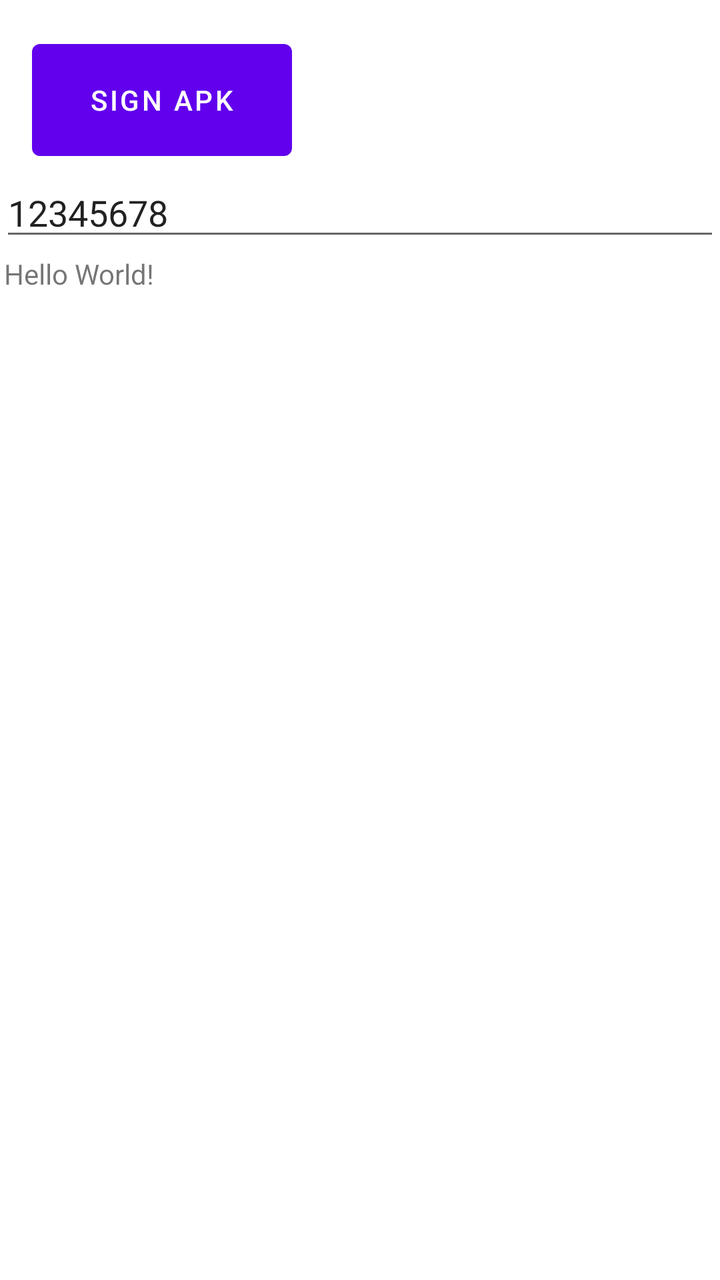
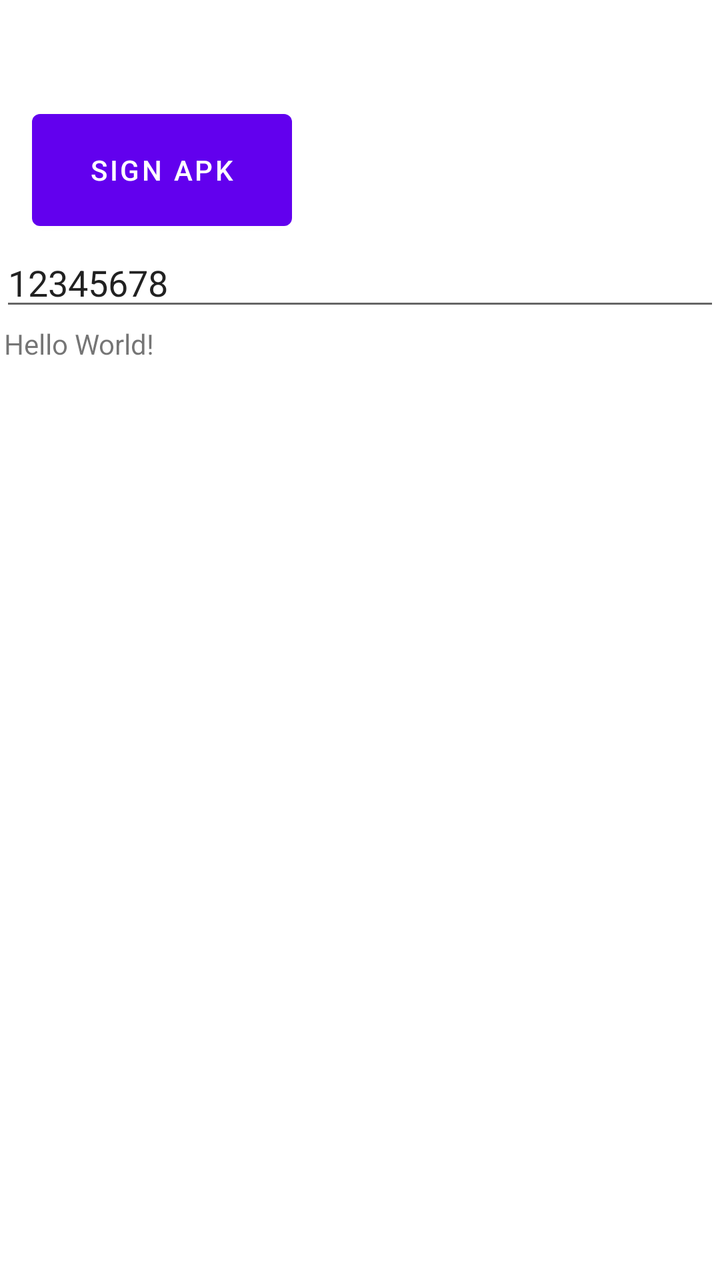

Screens rendered from an Android XML layout before and after an edit, with the pre-edit source and the edit as a unified diff.
<!-- AndroidManifest.xml: application theme Theme.SignYourApk -->
<!-- res/layout/activity_main.xml -->
<?xml version="1.0" encoding="utf-8"?>
<androidx.constraintlayout.widget.ConstraintLayout xmlns:android="http://schemas.android.com/apk/res/android"
    xmlns:app="http://schemas.android.com/apk/res-auto"
    xmlns:tools="http://schemas.android.com/tools"
    android:layout_width="match_parent"
    android:layout_height="match_parent"
    tools:context=".MainActivity">

    <ScrollView
        android:layout_width="match_parent"
        android:layout_height="match_parent"
        tools:layout_editor_absoluteX="8dp"
        tools:layout_editor_absoluteY="24dp">

        <LinearLayout
            android:layout_width="match_parent"
            android:layout_height="wrap_content"
            android:orientation="vertical">

            <Button
                android:id="@+id/button"
                android:layout_width="130dp"
                android:layout_height="68dp"
                android:layout_marginStart="16dp"
                android:layout_marginLeft="16dp"
                android:layout_marginTop="16dp"
                android:layout_marginEnd="16dp"
                android:layout_marginRight="16dp"
                android:text="sign APK"
                app:layout_constraintBottom_toTopOf="@+id/sample_text"
                app:layout_constraintEnd_toEndOf="parent"
                app:layout_constraintStart_toStartOf="parent"
                app:layout_constraintTop_toTopOf="parent" />

            <EditText
                android:id="@+id/passwd"
                android:layout_width="match_parent"
                android:layout_height="wrap_content"
                android:ems="10"
                android:inputType="text"
                android:text="@string/the_password" />

            <TextView
                android:id="@+id/sample_text"
                android:layout_width="match_parent"
                android:layout_height="wrap_content"
                android:layout_margin="2dp"
                android:text="@string/hello_world" />

            <RadioGroup
                android:id="@+id/radio"
                android:layout_width="match_parent"
                android:layout_height="match_parent"
                android:isScrollContainer="true"
                android:scrollbarAlwaysDrawVerticalTrack="true"
                android:scrollbarStyle="insideInset"
                android:scrollbars="vertical"
                android:verticalScrollbarPosition="defaultPosition" />
        </LinearLayout>
    </ScrollView>

</androidx.constraintlayout.widget.ConstraintLayout>
<!-- resources referenced by this layout -->
<resources>
  <string name="hello_world">Hello World!</string>
  <string name="the_password">12345678</string>
  <style name="Theme.SignYourApk" parent="Theme.MaterialComponents.DayNight.DarkActionBar">
          
          <item name="colorPrimary">@color/purple_500</item>
          <item name="colorPrimaryVariant">@color/purple_700</item>
          <item name="colorOnPrimary">@color/white</item>
          
          <item name="colorSecondary">@color/teal_200</item>
          <item name="colorSecondaryVariant">@color/teal_700</item>
          <item name="colorOnSecondary">@color/black</item>
          
          <item name="android:statusBarColor" tools:targetApi="21">?attr/colorPrimaryVariant</item>
          
      </style>
  <color name="purple_500">#FF6200EE</color>
  <color name="purple_700">#FF3700B3</color>
  <color name="white">#FFFFFFFF</color>
  <color name="teal_200">#FF03DAC5</color>
  <color name="teal_700">#FF018786</color>
  <color name="black">#FF000000</color>
</resources>

<!-- the commit's change to res/layout/activity_main.xml (unified diff, before → after) -->
@@ -6,16 +6,20 @@
     android:layout_height="match_parent"
     tools:context=".MainActivity">
 
+
     <ScrollView
         android:layout_width="match_parent"
         android:layout_height="match_parent"
-        tools:layout_editor_absoluteX="8dp"
-        tools:layout_editor_absoluteY="24dp">
+        tools:layout_editor_absoluteX="8dp">
 
         <LinearLayout
             android:layout_width="match_parent"
             android:layout_height="wrap_content"
             android:orientation="vertical">
+
+            <Space
+                android:layout_width="match_parent"
+                android:layout_height="35dp" />
 
             <Button
                 android:id="@+id/button"
